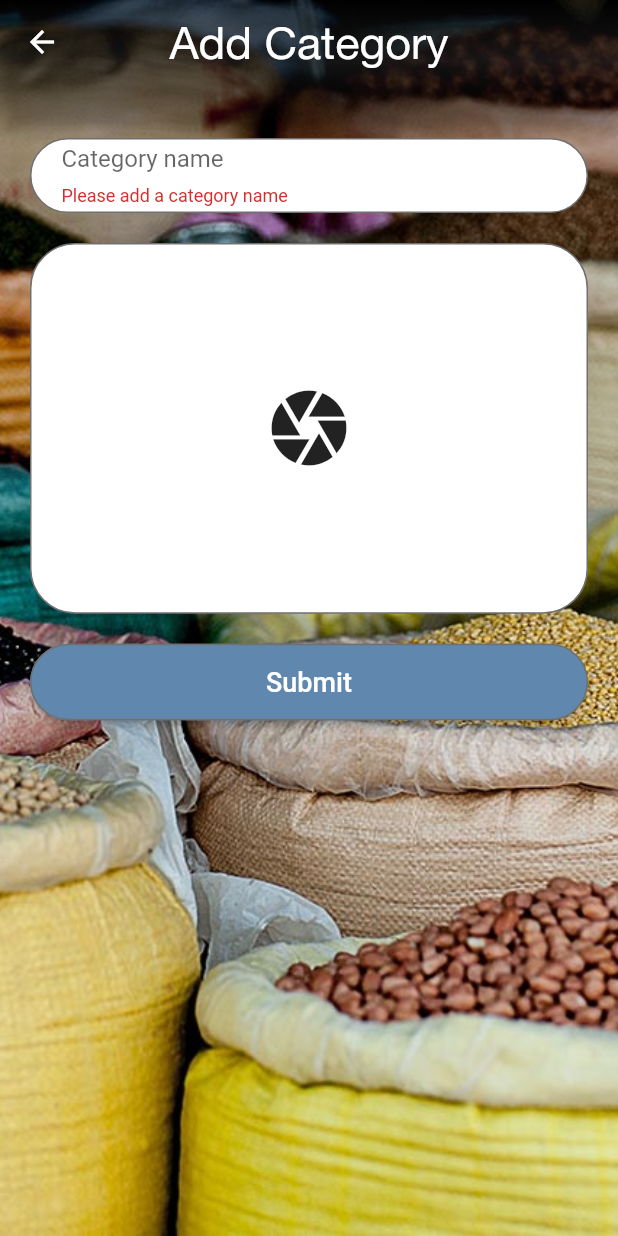
After one commit to mt-tadayon/save_recipe, a Flutter app: the AddCategoryScreen screen opened directly, after a tap on "Submit", on a phone screen of 412 x 824 dp. The commit adds this screen. Run offline on Flutter 3.47's test engine with Material 2 defaults, Android fonts, the light colour scheme and no system bars; drawn by our look-alikes of loading_overlay; our stand-ins replace device_preview, flutter_spinkit, hive, hive_flutter, image_picker, palette_generator and 2 more; accounts and stored records are empty; generated files the repository leaves out were written again; network calls fail; statements that could not run were skipped.

Commit message:
added loading spinner widget with own provider

```diff
--- a/lib/provider/add_category_provider.dart
+++ b/lib/provider/add_category_provider.dart
@@ -14,7 +14,9 @@ class AddCategoryProvider extends ChangeNotifier {
 
   Future<bool> saveCategory(AppProvider provider, String categoryName) async {
     List<CategoryModel> categories = provider.categories;
-    Uint8List imageByteArray = _image.readAsBytesSync();
+    Uint8List imageByteArray = _image?.readAsBytesSync();
+    if (imageByteArray == null) return false;
+
     int dominantImageColor = await _getDominantImageColor(imageByteArray);
 
     final CategoryModel category = CategoryModel(
@@ -42,6 +44,7 @@ class AddCategoryProvider extends ChangeNotifier {
   File get image => _image;
 
   Future<void> selectImage() async {
+    // TODO: Fix it
     _image = await ImagePicker.pickImage(
       source: ImageSource.gallery,
     );
--- /dev/null
+++ b/lib/provider/loading_provider.dart
@@ -0,0 +1,17 @@
+import 'package:flutter/cupertino.dart';
+
+class LoadingProvider extends ChangeNotifier {
+  bool _isLoading = false;
+
+  void startLoading() {
+    _isLoading = true;
+    notifyListeners();
+  }
+
+  void stopLoading() {
+    _isLoading = false;
+    notifyListeners();
+  }
+
+  bool get isLoading => _isLoading;
+}
--- a/lib/screen/add_category_screen.dart
+++ b/lib/screen/add_category_screen.dart
@@ -1,11 +1,11 @@
 import 'package:flutter/material.dart';
-import 'package:flutter_spinkit/flutter_spinkit.dart';
-import 'package:loading_overlay/loading_overlay.dart';
 import 'package:provider/provider.dart';
 import 'package:saverecipe/provider/add_category_provider.dart';
 import 'package:saverecipe/provider/app_provider.dart';
+import 'package:saverecipe/provider/loading_provider.dart';
 import 'package:saverecipe/widgets/custom_app_bar.dart';
 import 'package:saverecipe/widgets/image_picker_widget.dart';
+import 'package:saverecipe/widgets/loading_modal.dart';
 import 'package:saverecipe/widgets/recipe_form_field.dart';
 import 'package:saverecipe/widgets/submit_button_widget.dart';
 
@@ -17,10 +17,7 @@ class AddCategoryScreen extends StatelessWidget {
   Widget build(BuildContext context) {
     return Scaffold(
       resizeToAvoidBottomInset: false,
-      body: Consumer<AppProvider>(
-        builder: (context, provider, child) => LoadingOverlay(
-          isLoading: provider.isLoading,
-          progressIndicator: SpinKitFadingFour(color: Colors.red),
+      body: LoadingModal(
         child: Container(
           decoration: BoxDecoration(
             image: DecorationImage(
@@ -68,14 +65,19 @@ class AddCategoryScreen extends StatelessWidget {
                         ),
                         SizedBox(height: 20),
                         Builder(
-                            builder: (context) => SubmitButton(
+                          builder: (context) {
+                            return SubmitButton(
                               onPressed: () async {
+                                final loadingProvider =
+                                    Provider.of<LoadingProvider>(context,
+                                        listen: false);
+
+                                loadingProvider.startLoading();
+
+                                if (_formKey.currentState.validate()) {
                                   var appProvider = Provider.of<AppProvider>(
                                       context,
                                       listen: false);
-                                appProvider.startLoading();
-
-                                if (_formKey.currentState.validate()) {
                                   var addCategoryProvider =
                                       Provider.of<AddCategoryProvider>(context,
                                           listen: false);
@@ -84,7 +86,7 @@ class AddCategoryScreen extends StatelessWidget {
                                           appProvider,
                                           categoryNameController.text);
 
-                                  appProvider.stopLoading();
+                                  loadingProvider.stopLoading();
 
                                   if (savedSuccessful) {
                                     Navigator.pop(context);
@@ -103,9 +105,10 @@ class AddCategoryScreen extends StatelessWidget {
                                     );
                                   }
                                 }
-                                appProvider.stopLoading();
+                                loadingProvider.stopLoading();
                               },
-                            ),
+                            );
+                          },
                         )
                       ],
                     ),
@@ -116,7 +119,6 @@ class AddCategoryScreen extends StatelessWidget {
           ]),
         ),
       ),
-      ),
     );
   }
 }
--- /dev/null
+++ b/lib/widgets/loading_modal.dart
@@ -0,0 +1,24 @@
+import 'package:flutter/material.dart';
+import 'package:flutter_spinkit/flutter_spinkit.dart';
+import 'package:loading_overlay/loading_overlay.dart';
+import 'package:provider/provider.dart';
+import 'package:saverecipe/provider/loading_provider.dart';
+
+class LoadingModal extends StatelessWidget {
+  final Widget child;
+
+  const LoadingModal({Key key, @required this.child}) : super(key: key);
+
+  @override
+  Widget build(BuildContext context) {
+    return Consumer<LoadingProvider>(
+      builder: (context, loadingProvider, _) {
+        return LoadingOverlay(
+          isLoading: loadingProvider.isLoading,
+          progressIndicator: SpinKitFadingFour(color: Colors.red),
+          child: child ?? Container(),
+        );
+      },
+    );
+  }
+}
```
Also changed, not shown: lib/main.dart (+10 -2 lines), lib/provider/app_provider.dart (+0 -12 lines). Lines whose indentation alone changed are shown as unchanged.
